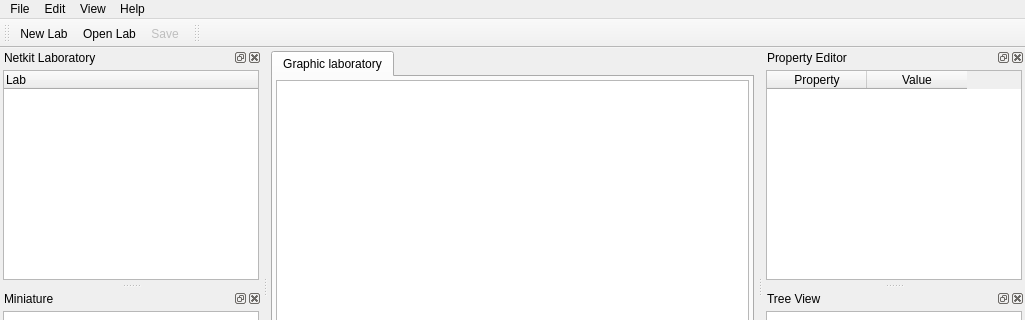
Qt form ui/main.ui (slux83/visual-netkit) before a commit; both pictures show x 0 to 1025 and y 0 to 320 of the 1025 by 768 pixel window.
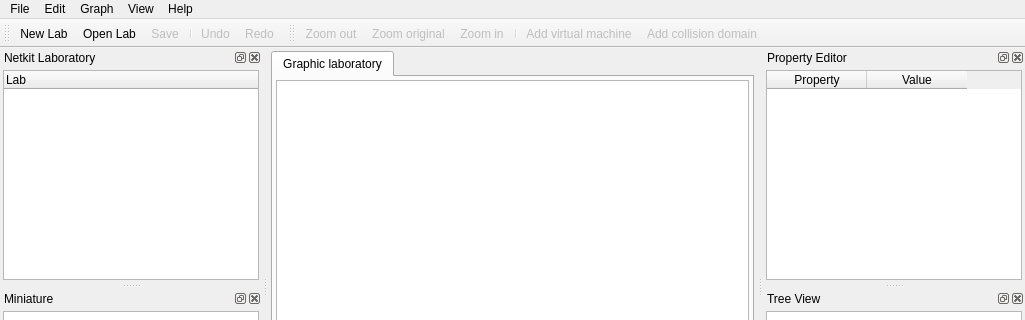
The same form after that commit. Icons and pictures are not drawn.

Commit message: Added some actions (only on gui level) and icons.. Created an svg file that represent the image for "collision domain" :3

```diff
--- a/ui/main.ui
+++ b/ui/main.ui
@@ -102,9 +102,12 @@
      <string>Edit</string>
     </property>
    </widget>
-   <widget class="QMenu" name="menuView" >
+   <widget class="QMenu" name="menuGraph" >
+    <property name="enabled" >
+     <bool>true</bool>
+    </property>
     <property name="title" >
-     <string>View</string>
+     <string>Graph</string>
     </property>
    </widget>
    <widget class="QMenu" name="menuHelp" >
@@ -113,8 +116,14 @@
     </property>
     <addaction name="actionAbout_Visual_Netkit" />
    </widget>
+   <widget class="QMenu" name="menuView" >
+    <property name="title" >
+     <string>View</string>
+    </property>
+   </widget>
    <addaction name="menuFile" />
    <addaction name="menuEdit" />
+   <addaction name="menuGraph" />
    <addaction name="menuView" />
    <addaction name="menuHelp" />
   </widget>
@@ -132,6 +141,9 @@
    <addaction name="actionNewLab" />
    <addaction name="actionOpenLab" />
    <addaction name="actionSave" />
+   <addaction name="separator" />
+   <addaction name="actionUndo" />
+   <addaction name="actionRedo" />
   </widget>
   <widget class="QDockWidget" name="dockLab" >
    <property name="floating" >
@@ -319,6 +331,9 @@
    </widget>
   </widget>
   <widget class="QToolBar" name="toolBarDrawing" >
+   <property name="enabled" >
+    <bool>true</bool>
+   </property>
    <property name="windowTitle" >
     <string>Drawing Toolbar</string>
    </property>
@@ -328,6 +343,12 @@
    <attribute name="toolBarBreak" >
     <bool>false</bool>
    </attribute>
+   <addaction name="actionZoom_out" />
+   <addaction name="actionZoom_origina" />
+   <addaction name="actionZoom_in" />
+   <addaction name="separator" />
+   <addaction name="actionAddVirtualMachine" />
+   <addaction name="actionAddCollisionDomain" />
   </widget>
   <action name="actionNetkit_Lab" >
    <property name="checkable" >
@@ -442,6 +463,108 @@
     <enum>QAction::QuitRole</enum>
    </property>
   </action>
+  <action name="actionUndo" >
+   <property name="enabled" >
+    <bool>false</bool>
+   </property>
+   <property name="icon" >
+    <iconset resource="../resources/VisualNetkit.qrc" >:/menu/undo_icon</iconset>
+   </property>
+   <property name="text" >
+    <string>Undo</string>
+   </property>
+  </action>
+  <action name="actionRedo" >
+   <property name="enabled" >
+    <bool>false</bool>
+   </property>
+   <property name="icon" >
+    <iconset resource="../resources/VisualNetkit.qrc" >:/menu/redo_icon</iconset>
+   </property>
+   <property name="text" >
+    <string>Redo</string>
+   </property>
+  </action>
+  <action name="actionZoom_in" >
+   <property name="enabled" >
+    <bool>false</bool>
+   </property>
+   <property name="icon" >
+    <iconset resource="../resources/VisualNetkit.qrc" >:/menu/zoom_in_icon</iconset>
+   </property>
+   <property name="text" >
+    <string>Zoom in</string>
+   </property>
+  </action>
+  <action name="actionZoom_out" >
+   <property name="enabled" >
+    <bool>false</bool>
+   </property>
+   <property name="icon" >
+    <iconset resource="../resources/VisualNetkit.qrc" >:/menu/zoom_out_icon</iconset>
+   </property>
+   <property name="text" >
+    <string>Zoom out</string>
+   </property>
+  </action>
+  <action name="actionZoom_origina" >
+   <property name="enabled" >
+    <bool>false</bool>
+   </property>
+   <property name="icon" >
+    <iconset resource="../resources/VisualNetkit.qrc" >:/menu/zoom_original_icon</iconset>
+   </property>
+   <property name="text" >
+    <string>Zoom original</string>
+   </property>
+  </action>
+  <action name="actionAddVirtualMachine" >
+   <property name="checkable" >
+    <bool>true</bool>
+   </property>
+   <property name="enabled" >
+    <bool>false</bool>
+   </property>
+   <property name="icon" >
+    <iconset resource="../resources/VisualNetkit.qrc" >:/menu/vm_icon</iconset>
+   </property>
+   <property name="text" >
+    <string>Add virtual machine</string>
+   </property>
+   <property name="autoRepeat" >
+    <bool>true</bool>
+   </property>
+  </action>
+  <action name="actionAddCollisionDomain" >
+   <property name="checkable" >
+    <bool>true</bool>
+   </property>
+   <property name="enabled" >
+    <bool>false</bool>
+   </property>
+   <property name="icon" >
+    <iconset resource="../resources/VisualNetkit.qrc" >:/menu/cd_icon</iconset>
+   </property>
+   <property name="text" >
+    <string>Add collision domain</string>
+   </property>
+  </action>
+  <action name="actionPNGImage" >
+   <property name="enabled" >
+    <bool>false</bool>
+   </property>
+   <property name="text" >
+    <string>PNG image</string>
+   </property>
+  </action>
+  <action name="actionSVGImage" >
+   <property name="enabled" >
+    <bool>false</bool>
+   </property>
+   <property name="text" >
+    <string>SVG image</string>
+   </property>
+  </action>
  </widget>
  <resources>
   <include location="../resources/VisualNetkit.qrc" />
```
Left out of the diff: 30 changed lines with no effect on the pictures. The commit also changes 10 other files.
